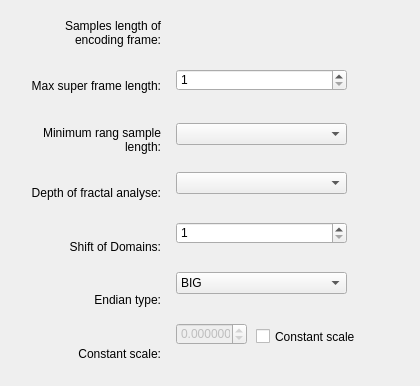
Qt form ROADUtilities/ROADConverter/EncodingOptionsWidgetFactory/encodingoptionsfirstversionwidget.ui (Xirexel/ROAD) before a commit.
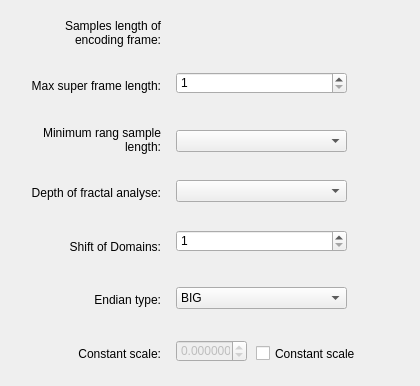
The same form after that commit.

The edit to the form file:
```diff
--- a/ROADUtilities/ROADConverter/EncodingOptionsWidgetFactory/encodingoptionsfirstversionwidget.ui
+++ b/ROADUtilities/ROADConverter/EncodingOptionsWidgetFactory/encodingoptionsfirstversionwidget.ui
@@ -141,7 +141,7 @@
       <property name="geometry">
        <rect>
         <x>0</x>
-        <y>69</y>
+        <y>72</y>
         <width>171</width>
         <height>22</height>
        </rect>
@@ -160,7 +160,7 @@
       <property name="geometry">
        <rect>
         <x>0</x>
-        <y>123</y>
+        <y>130</y>
         <width>171</width>
         <height>22</height>
        </rect>
@@ -170,7 +170,7 @@
       <property name="geometry">
        <rect>
         <x>0</x>
-        <y>172</y>
+        <y>180</y>
         <width>171</width>
         <height>22</height>
        </rect>
@@ -180,7 +180,7 @@
       <property name="geometry">
        <rect>
         <x>0</x>
-        <y>222</y>
+        <y>230</y>
         <width>171</width>
         <height>22</height>
        </rect>
@@ -199,7 +199,7 @@
       <property name="geometry">
        <rect>
         <x>0</x>
-        <y>272</y>
+        <y>287</y>
         <width>171</width>
         <height>22</height>
        </rect>
@@ -222,7 +222,7 @@
       <property name="geometry">
        <rect>
         <x>0</x>
-        <y>323</y>
+        <y>340</y>
         <width>71</width>
         <height>22</height>
        </rect>
@@ -247,7 +247,7 @@
       <property name="geometry">
        <rect>
         <x>80</x>
-        <y>326</y>
+        <y>343</y>
         <width>111</width>
         <height>21</height>
        </rect>
```
